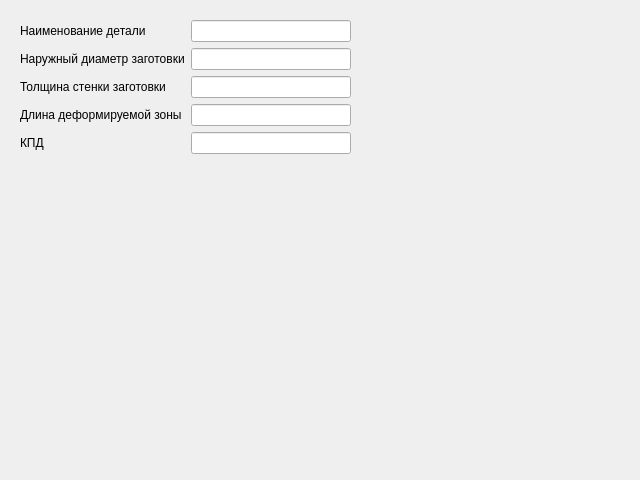
First picture: the form in gui/InputParameters.ui, repository Kroshy1984/MIOM, before the edit.
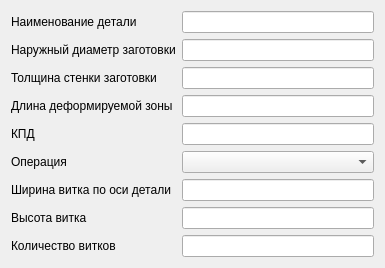
Second picture: the form after the edit.

```diff
--- a/gui/InputParameters.ui
+++ b/gui/InputParameters.ui
@@ -6,22 +6,13 @@
    <rect>
     <x>0</x>
     <y>0</y>
-    <width>640</width>
-    <height>480</height>
+    <width>385</width>
+    <height>246</height>
    </rect>
   </property>
   <property name="windowTitle">
    <string>Form</string>
   </property>
-  <widget class="QWidget" name="formLayoutWidget">
-   <property name="geometry">
-    <rect>
-     <x>20</x>
-     <y>20</y>
-     <width>331</width>
-     <height>411</height>
-    </rect>
-   </property>
    <layout class="QFormLayout" name="formLayout">
     <item row="0" column="0">
      <widget class="QLabel" name="label">
@@ -73,8 +64,47 @@
     <item row="4" column="1">
      <widget class="QLineEdit" name="editKPD"/>
     </item>
-   </layout>
-  </widget>
+   <item row="5" column="0">
+    <widget class="QLabel" name="label_6">
+     <property name="text">
+      <string>Операция</string>
+     </property>
+    </widget>
+   </item>
+   <item row="5" column="1">
+    <widget class="QComboBox" name="comboBox"/>
+   </item>
+   <item row="6" column="0">
+    <widget class="QLabel" name="label_7">
+     <property name="text">
+      <string>Ширина витка по оси детали</string>
+     </property>
+    </widget>
+   </item>
+   <item row="6" column="1">
+    <widget class="QLineEdit" name="lineEdit"/>
+   </item>
+   <item row="7" column="0">
+    <widget class="QLabel" name="label_8">
+     <property name="text">
+      <string>Высота витка</string>
+     </property>
+    </widget>
+   </item>
+   <item row="7" column="1">
+    <widget class="QLineEdit" name="lineEdit_2"/>
+   </item>
+   <item row="8" column="0">
+    <widget class="QLabel" name="label_9">
+     <property name="text">
+      <string>Количество витков</string>
+     </property>
+    </widget>
+   </item>
+   <item row="8" column="1">
+    <widget class="QLineEdit" name="lineEdit_3"/>
+   </item>
+  </layout>
  </widget>
  <resources/>
  <connections/>
```
Lines whose indentation alone changed are shown as unchanged.
